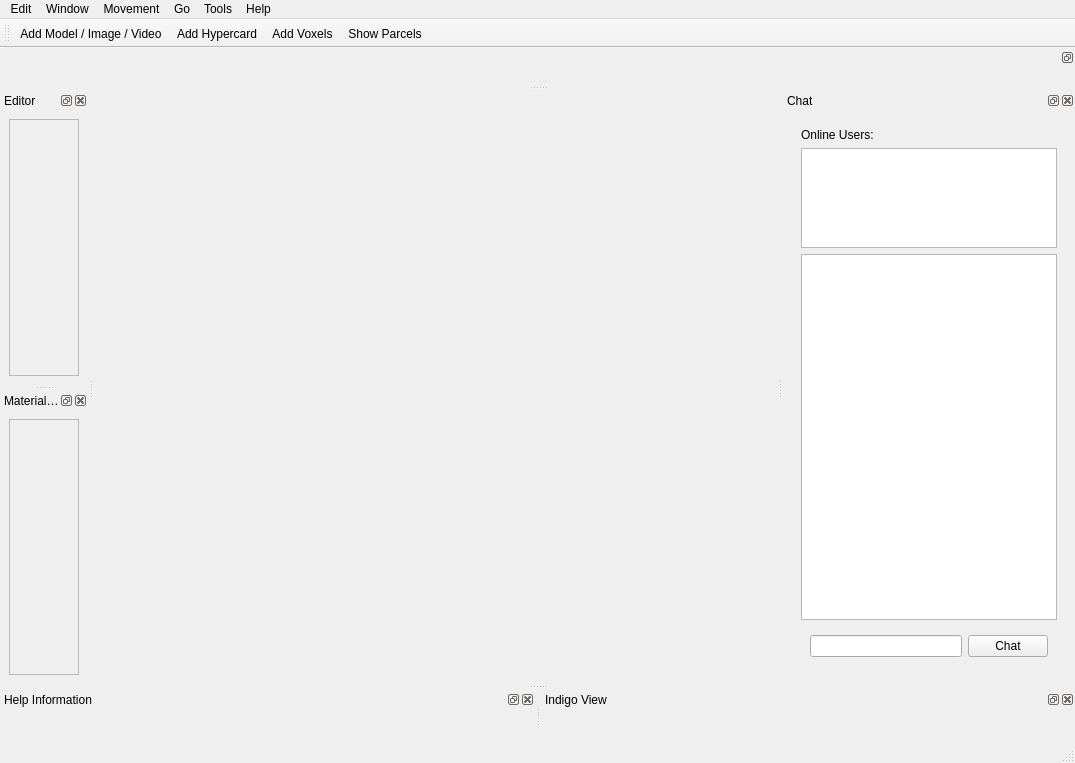
This is gui_client/MainWindow.ui in shipilovden/substrata-metasiberia as Qt 5 draws it before an edit. The edited form follows.
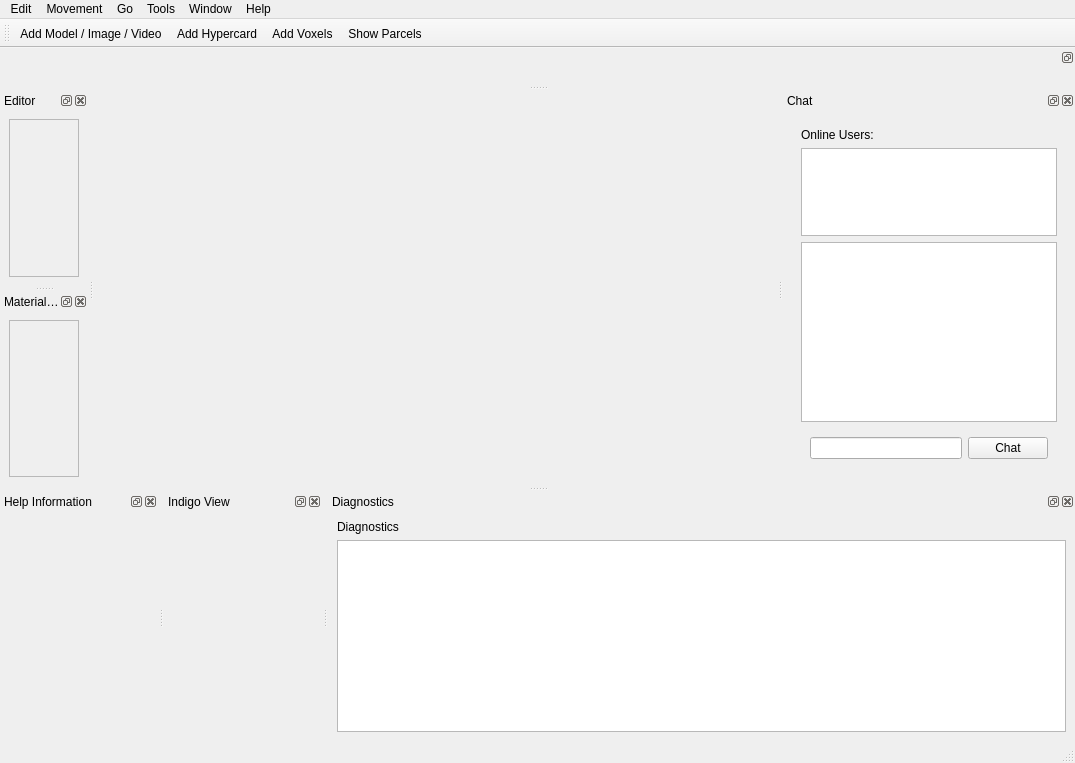
This is the edited form. Custom widgets are drawn as their Qt base class.

Commit message: Added diagnostics dock widget. Moved Window menu to right, made the dock widgets be checkable in the Window menu.

The edit to the form file:
```diff
--- a/gui_client/MainWindow.ui
+++ b/gui_client/MainWindow.ui
@@ -83,10 +83,10 @@
     <addaction name="actionAbout_Substrata"/>
    </widget>
    <addaction name="menuEdit"/>
-   <addaction name="menuWindow"/>
    <addaction name="menuMovement"/>
    <addaction name="menuGo"/>
    <addaction name="menuTools"/>
+   <addaction name="menuWindow"/>
    <addaction name="menuHelp"/>
   </widget>
   <widget class="QStatusBar" name="statusbar"/>
@@ -198,7 +198,7 @@
           <x>0</x>
           <y>0</y>
           <width>69</width>
-          <height>261</height>
+          <height>156</height>
          </rect>
         </property>
         <layout class="QVBoxLayout" name="verticalLayout_4">
@@ -295,7 +295,7 @@
           <x>0</x>
           <y>0</y>
           <width>69</width>
-          <height>249</height>
+          <height>156</height>
          </rect>
         </property>
        </widget>
@@ -319,6 +319,28 @@
     </layout>
    </widget>
   </widget>
+  <widget class="QDockWidget" name="diagnosticsDockWidget">
+   <property name="windowTitle">
+    <string>Diagnostics</string>
+   </property>
+   <attribute name="dockWidgetArea">
+    <number>8</number>
+   </attribute>
+   <widget class="QWidget" name="diagnosticsDockWidgetContents">
+    <layout class="QVBoxLayout" name="verticalLayout_11">
+     <item>
+      <widget class="QLabel" name="diagnosticsLabel">
+       <property name="text">
+        <string>Diagnostics</string>
+       </property>
+      </widget>
+     </item>
+     <item>
+      <widget class="QPlainTextEdit" name="diagnosticsTextEdit"/>
+     </item>
+    </layout>
+   </widget>
+  </widget>
   <action name="actionAvatarSettings">
    <property name="text">
     <string>Avatar Settings</string>
```
The commit also changes 2 other files.
